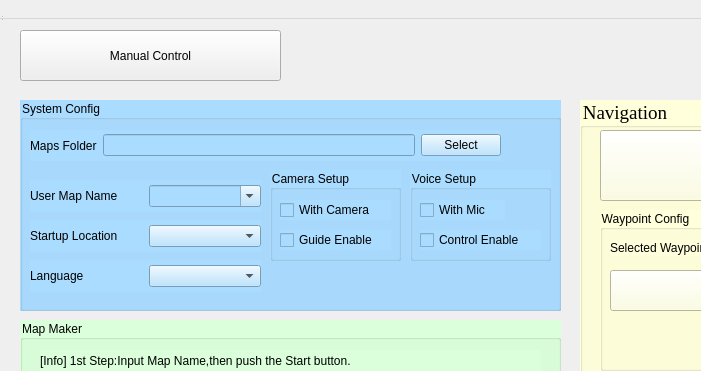
The window that src/GUI/src/mainwindow.ui (7174952/mikuni-amr-3d-lidar) describes before a commit, drawn with Qt 5; both pictures show x 0 to 701 and y 0 to 371 of the 1138 by 837 pixel window.
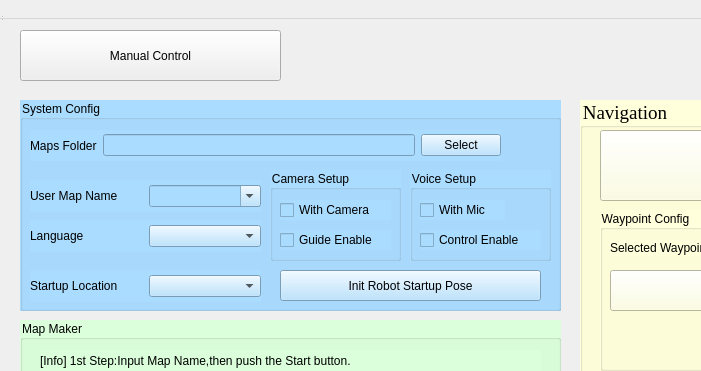
The same window after the commit.

Commit message: ロボット初期位置を手動で初期化機能追加

What changed in the file:
```diff
--- a/src/GUI/src/mainwindow.ui
+++ b/src/GUI/src/mainwindow.ui
@@ -132,7 +132,7 @@
      <property name="geometry">
       <rect>
        <x>10</x>
-       <y>120</y>
+       <y>170</y>
        <width>231</width>
        <height>32</height>
       </rect>
@@ -260,7 +260,7 @@
      <property name="geometry">
       <rect>
        <x>10</x>
-       <y>160</y>
+       <y>120</y>
        <width>231</width>
        <height>32</height>
       </rect>
@@ -288,6 +288,22 @@
       </item>
      </layout>
     </widget>
+    <widget class="QPushButton" name="pushButton_Init_Robot_Pose">
+     <property name="geometry">
+      <rect>
+       <x>260</x>
+       <y>170</y>
+       <width>261</width>
+       <height>31</height>
+      </rect>
+     </property>
+     <property name="styleSheet">
+      <string notr="true">font: 12pt &quot;Times New Roman&quot;;</string>
+     </property>
+     <property name="text">
+      <string>Init Robot Startup Pose</string>
+     </property>
+    </widget>
    </widget>
    <widget class="QGroupBox" name="groupBox_MapMaker">
     <property name="geometry">
```
The commit also changes 2 other files.
